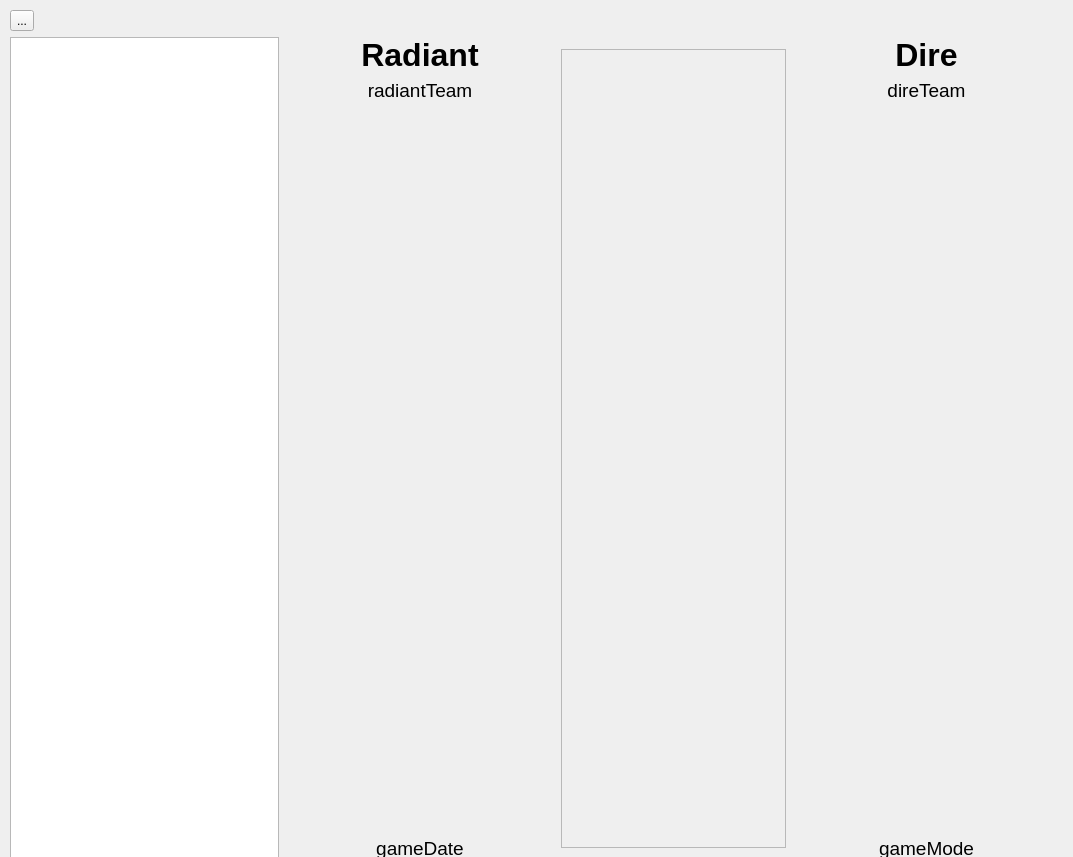
This is src/replaywidget.ui in Philaeux/chauve as Qt 5 draws it before an edit. The edited form follows.
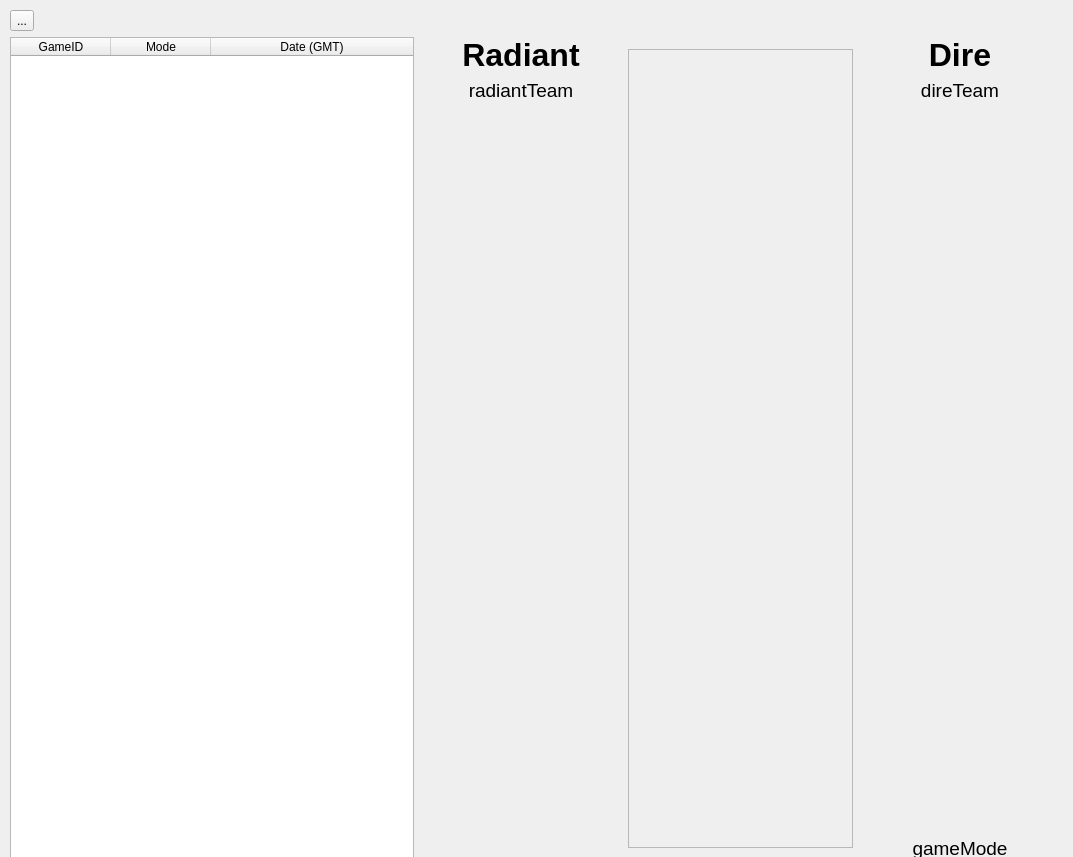
This is the edited form. Icons and pictures are not drawn.

Commit message: Turn replay list into a table

Diff of the .ui file:
```diff
--- a/src/replaywidget.ui
+++ b/src/replaywidget.ui
@@ -58,20 +58,40 @@
      </layout>
     </item>
     <item>
-     <layout class="QHBoxLayout" name="horizontalLayout_3">
+     <layout class="QHBoxLayout" name="horizontalLayout_3" stretch="2,1,0,1">
       <item>
-       <layout class="QVBoxLayout" name="verticalLayout">
-        <item>
-         <widget class="QListWidget" name="replayList">
-          <property name="sizePolicy">
-           <sizepolicy hsizetype="Expanding" vsizetype="Expanding">
-            <horstretch>0</horstretch>
-            <verstretch>0</verstretch>
-           </sizepolicy>
-          </property>
-         </widget>
-        </item>
-       </layout>
+       <widget class="QTableWidget" name="gamesTable">
+        <attribute name="horizontalHeaderVisible">
+         <bool>true</bool>
+        </attribute>
+        <attribute name="horizontalHeaderCascadingSectionResizes">
+         <bool>false</bool>
+        </attribute>
+        <attribute name="horizontalHeaderMinimumSectionSize">
+         <number>40</number>
+        </attribute>
+        <attribute name="horizontalHeaderStretchLastSection">
+         <bool>true</bool>
+        </attribute>
+        <attribute name="verticalHeaderVisible">
+         <bool>false</bool>
+        </attribute>
+        <column>
+         <property name="text">
+          <string>GameID</string>
+         </property>
+        </column>
+        <column>
+         <property name="text">
+          <string>Mode</string>
+         </property>
+        </column>
+        <column>
+         <property name="text">
+          <string>Date (GMT)</string>
+         </property>
+        </column>
+       </widget>
       </item>
       <item>
        <layout class="QVBoxLayout" name="verticalLayout_3">
@@ -186,26 +206,6 @@
           </property>
          </spacer>
         </item>
-        <item>
-         <widget class="QLabel" name="gameEndDate">
-          <property name="font">
-           <font>
-            <pointsize>14</pointsize>
-            <weight>50</weight>
-            <bold>false</bold>
-           </font>
-          </property>
-          <property name="text">
-           <string>gameDate</string>
-          </property>
-          <property name="textFormat">
-           <enum>Qt::AutoText</enum>
-          </property>
-          <property name="alignment">
-           <set>Qt::AlignHCenter|Qt::AlignTop</set>
-          </property>
-         </widget>
-        </item>
        </layout>
       </item>
       <item>
```
Left out of the diff: 3 changed lines with no effect on the pictures. The commit also changes 7 other files.
